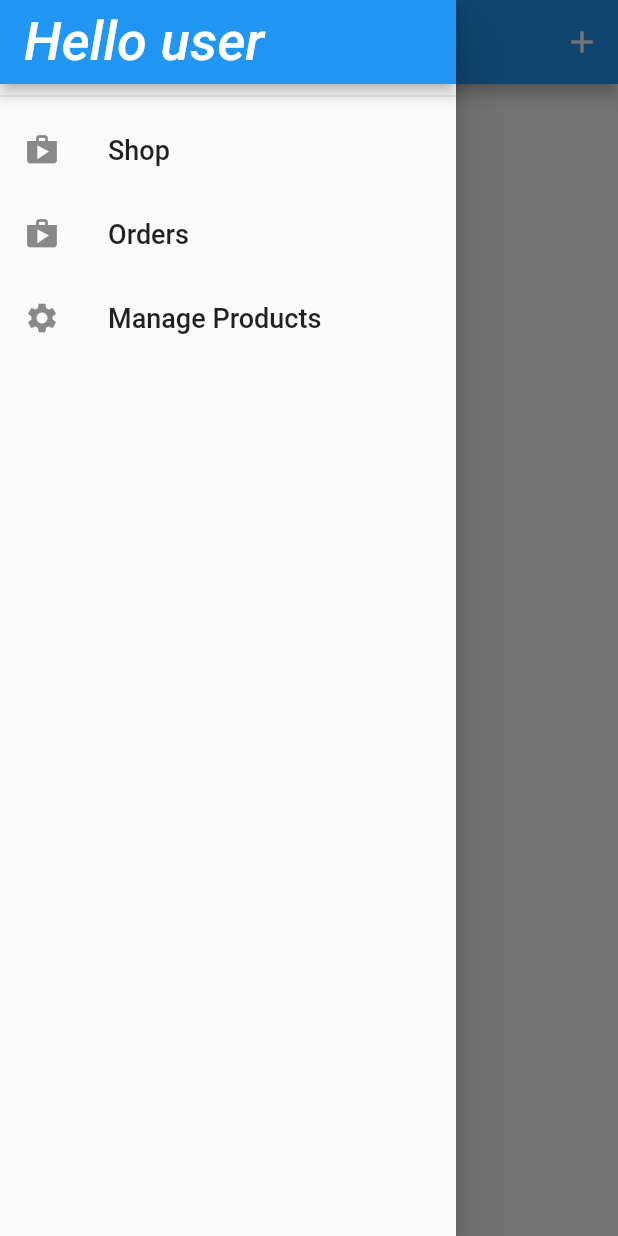
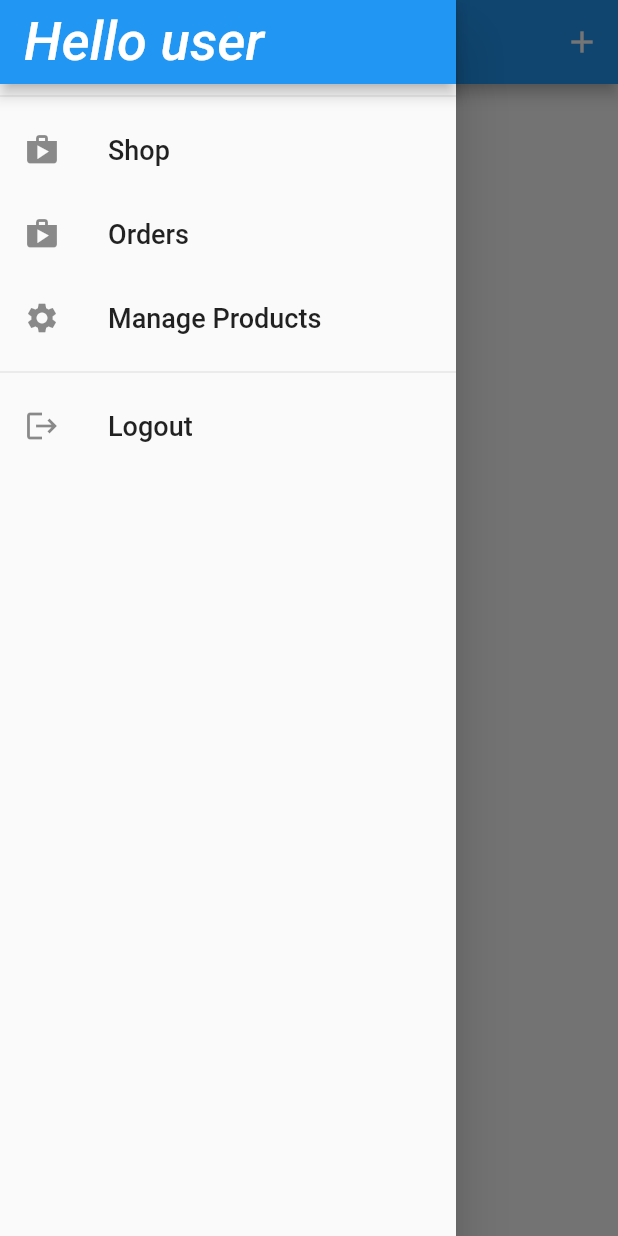
Before and after one commit to Gcsaini/shop_app, a Flutter app: the UserProductScreen screen opened by its route, with the side drawer open, on a phone screen of 412 x 824 dp. Run offline on Flutter 3.47's test engine with Material 2 defaults, Android fonts, the phone set to English and light mode, and no system bars; network calls fail.

Commit message:
Logout functianality

```diff
--- a/lib/Widgets/app_drawer.dart
+++ b/lib/Widgets/app_drawer.dart
@@ -1,6 +1,8 @@
 import 'package:flutter/material.dart';
-import 'package:flutter_complete_guide/Screens/user_product_screen.dart';
+import '../Screens/user_product_screen.dart';
+import 'package:provider/provider.dart';
 import '../Screens/order_screen.dart';
+import '../Providers/auth.dart';
 
 class AppDrawer extends StatelessWidget {
   const AppDrawer({Key key}) : super(key: key);
@@ -33,9 +35,19 @@
             leading: Icon(Icons.settings),
             title: Text('Manage Products'),
             onTap: () {
-              Navigator.of(context).pushReplacementNamed(UserProductScreen.routeName);
+              Navigator.of(context)
+                  .pushReplacementNamed(UserProductScreen.routeName);
             },
           ),
+          Divider(),
+          ListTile(
+            leading: const Icon(Icons.logout),
+            title: const Text('Logout'),
+            onTap: () {
+              Navigator.of(context).pop();
+              Provider.of<Auth>(context, listen: false).logout();
+            },
+          )
         ],
       ),
     );
```
Also changed, not shown: lib/Providers/auth.dart (+7 -0 lines).
